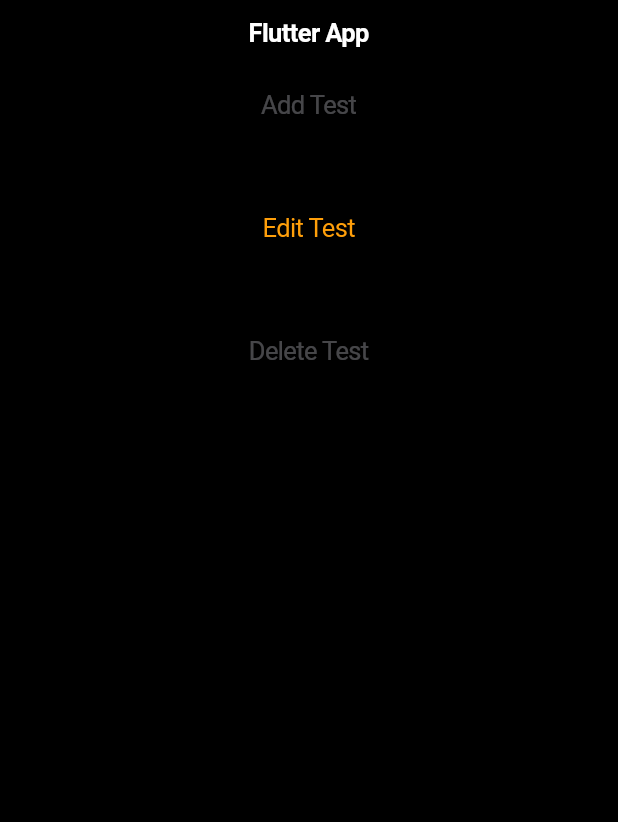
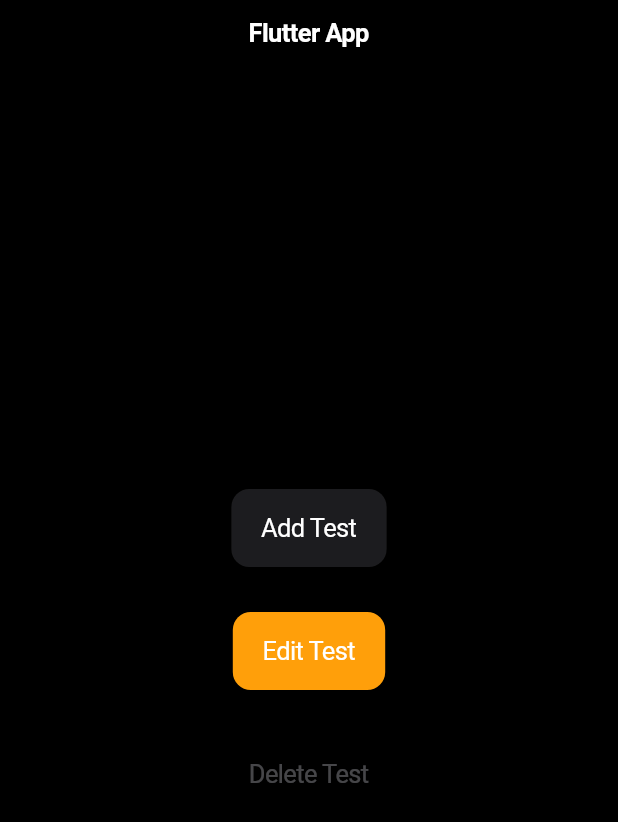
Before and after one commit to yuosif1286/Flutter, a Flutter app: the screen it shows after launch, on a phone screen of 412 x 824 dp. Shown: the top 822 px of the screen. Run offline on Flutter 3.47's test engine with Material 3 defaults, Android fonts, the phone set to English and light mode, and no system bars; our stand-ins replace flutter_screenutil.

Commit message:
filled finished

```diff
--- a/lib/widgets/NavLayout.dart
+++ b/lib/widgets/NavLayout.dart
@@ -13,12 +13,14 @@ class _NavLayoutState extends State<NavLayout> {
     return CupertinoPageScaffold(
         child: Center(
             child: Column(
+      mainAxisAlignment: MainAxisAlignment.center,
       children: [
-        const CupertinoButton(onPressed: null, child: Text('Add Test')),
+        const CupertinoButton.filled(onPressed: null, child: Text('Add Test')),
         const SizedBox(
           height: 30,
         ),
-        CupertinoButton(child: const Text('Edit Test'), onPressed: () {}),
+        CupertinoButton.filled(
+            child: const Text('Edit Test'), onPressed: () {}),
         const SizedBox(
           height: 30,
         ),
```
